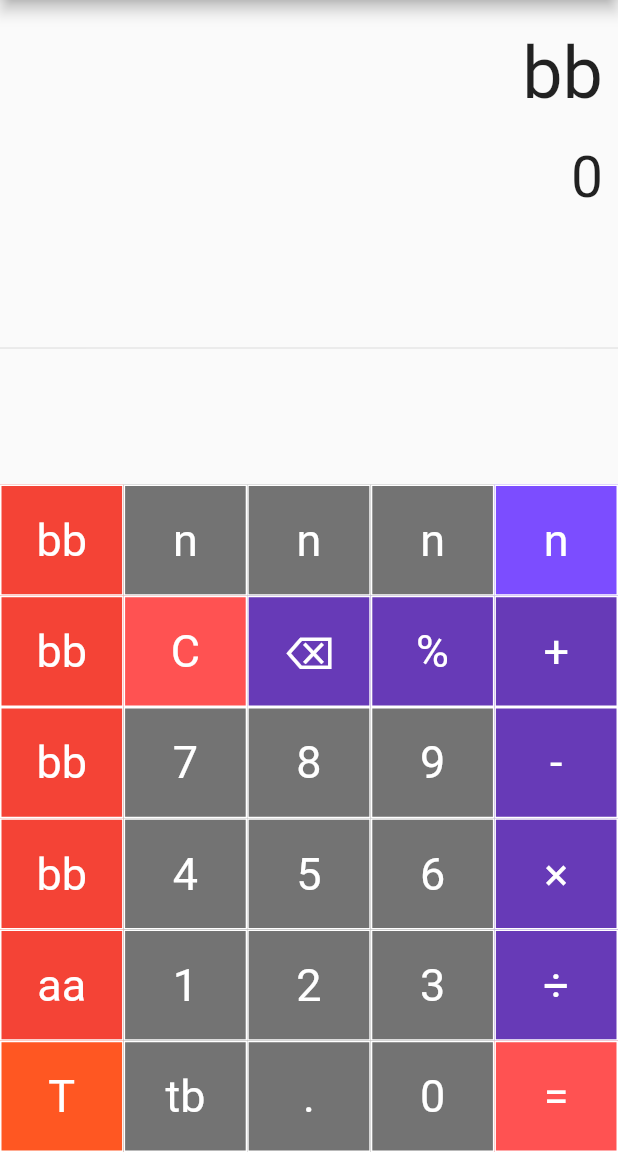
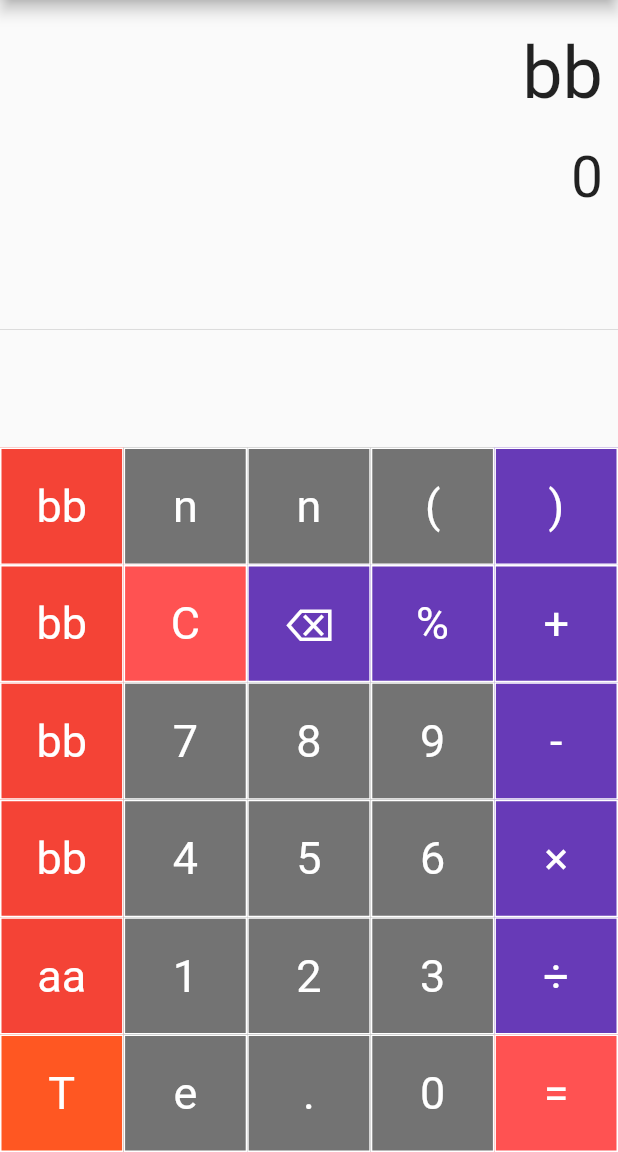
Before and after one commit to manishmeshram51/calculatorapp, a Flutter app: the screen it shows after launch, after a tap on "bb", on a phone screen of 412 x 824 dp, the part 84-1236 px from its top. Run offline on Flutter 3.47's test engine with Material 2 defaults, Android fonts, the phone set to English and light mode, and no system bars; our stand-ins replace math_expressions.

Commit message:
added funtions to e and use of ( ) as exp perfect

```diff
--- a/lib/main.dart
+++ b/lib/main.dart
@@ -67,6 +67,8 @@ class _SimpleCalculatorState extends State<SimpleCalculator> {
         expression = equation;
         expression = expression.replaceAll('×', '*');
         expression = expression.replaceAll('÷', '/');
+        expression =
+            expression.replaceAll('e', '2.71828183 * 1'); // for  value of e
 
         // *  for expo
         // * expression = "0^0";
@@ -76,7 +78,6 @@ class _SimpleCalculatorState extends State<SimpleCalculator> {
         // cos 30 deg
         // expression = "cos(30 * 0.01745329251";
 
-        expression = "123 % 100";
         try {
           Parser p = new Parser();
           Expression exp = p.parse(expression);
@@ -84,6 +85,7 @@ class _SimpleCalculatorState extends State<SimpleCalculator> {
           ContextModel cm = ContextModel();
 
           result = '${exp.evaluate(EvaluationType.REAL, cm)}';
+          result = (double.parse(result)).toStringAsFixed(6);
         } catch (e) {
           result = "Error";
         }
@@ -165,27 +167,27 @@ class _SimpleCalculatorState extends State<SimpleCalculator> {
                     children: [
                       TableRow(children: [
                         // ! row
-                        buildButton("bb", 1 * 0.09, Colors.red),
+                        buildButton("bb", 1 * 0.095, Colors.red),
                       ]),
                       TableRow(children: [
                         // ! row
-                        buildButton("bb", 1 * 0.09, Colors.red),
+                        buildButton("bb", 1 * 0.095, Colors.red),
                       ]),
                       TableRow(children: [
                         // ! row
-                        buildButton("bb", 1 * 0.09, Colors.red),
+                        buildButton("bb", 1 * 0.095, Colors.red),
                       ]),
                       TableRow(children: [
                         // ! row
-                        buildButton("bb", 1 * 0.09, Colors.red),
+                        buildButton("bb", 1 * 0.095, Colors.red),
                       ]),
                       TableRow(children: [
                         // ! row
-                        buildButton("aa", 1 * 0.09, Colors.red),
+                        buildButton("aa", 1 * 0.095, Colors.red),
                       ]),
                       TableRow(children: [
                         // * transition button
-                        buildButton("T", 1 * 0.09, Colors.deepOrange),
+                        buildButton("T", 1 * 0.095, Colors.deepOrange),
                       ]),
                     ],
                   ),
@@ -196,39 +198,39 @@ class _SimpleCalculatorState extends State<SimpleCalculator> {
                     children: [
                       TableRow(children: [
                         // ! row
-                        buildButton("n", 1 * 0.09, Colors.black54),
-                        buildButton("n", 1 * 0.09, Colors.black54),
-                        buildButton("n", 1 * 0.09, Colors.black54),
+                        buildButton("n", 1 * 0.095, Colors.black54),
+                        buildButton("n", 1 * 0.095, Colors.black54),
+                        buildButton("(", 1 * 0.095, Colors.black54),
                       ]),
                       TableRow(children: [
                         // ! row
-                        buildButton("C", 1 * 0.09, Colors.redAccent),
-                        buildButton("⌫", 1 * 0.09, Colors.deepPurple),
-                        buildButton("%", 1 * 0.09, Colors.deepPurple),
+                        buildButton("C", 1 * 0.095, Colors.redAccent),
+                        buildButton("⌫", 1 * 0.095, Colors.deepPurple),
+                        buildButton("%", 1 * 0.095, Colors.deepPurple),
                       ]),
                       TableRow(children: [
                         // ! row
-                        buildButton("7", 1 * 0.09, Colors.black54),
-                        buildButton("8", 1 * 0.09, Colors.black54),
-                        buildButton("9", 1 * 0.09, Colors.black54),
+                        buildButton("7", 1 * 0.095, Colors.black54),
+                        buildButton("8", 1 * 0.095, Colors.black54),
+                        buildButton("9", 1 * 0.095, Colors.black54),
                       ]),
                       TableRow(children: [
                         // ! row
-                        buildButton("4", 1 * 0.09, Colors.black54),
-                        buildButton("5", 1 * 0.09, Colors.black54),
-                        buildButton("6", 1 * 0.09, Colors.black54),
+                        buildButton("4", 1 * 0.095, Colors.black54),
+                        buildButton("5", 1 * 0.095, Colors.black54),
+                        buildButton("6", 1 * 0.095, Colors.black54),
                       ]),
                       TableRow(children: [
                         // ! row
-                        buildButton("1", 1 * 0.09, Colors.black54),
-                        buildButton("2", 1 * 0.09, Colors.black54),
-                        buildButton("3", 1 * 0.09, Colors.black54),
+                        buildButton("1", 1 * 0.095, Colors.black54),
+                        buildButton("2", 1 * 0.095, Colors.black54),
+                        buildButton("3", 1 * 0.095, Colors.black54),
                       ]),
                       TableRow(children: [
                         // ! row
-                        buildButton("tb", 1 * 0.09, Colors.black54),
-                        buildButton(".", 1 * 0.09, Colors.black54),
-                        buildButton("0", 1 * 0.09, Colors.black54),
+                        buildButton("e", 1 * 0.095, Colors.black54),
+                        buildButton(".", 1 * 0.095, Colors.black54),
+                        buildButton("0", 1 * 0.095, Colors.black54),
                       ]),
                     ],
                   ),
@@ -238,22 +240,22 @@ class _SimpleCalculatorState extends State<SimpleCalculator> {
                   child: Table(
                     children: [
                       TableRow(children: [
-                        buildButton("n", 1 * 0.09, Colors.deepPurpleAccent),
+                        buildButton(")", 1 * 0.095, Colors.deepPurple),
                       ]),
                       TableRow(children: [
-                        buildButton("+", 1 * 0.09, Colors.deepPurple),
+                        buildButton("+", 1 * 0.095, Colors.deepPurple),
                       ]),
                       TableRow(children: [
-                        buildButton("-", 1 * 0.09, Colors.deepPurple),
+                        buildButton("-", 1 * 0.095, Colors.deepPurple),
                       ]),
                       TableRow(children: [
-                        buildButton("×", 1 * 0.09, Colors.deepPurple),
+                        buildButton("×", 1 * 0.095, Colors.deepPurple),
                       ]),
                       TableRow(children: [
-                        buildButton("÷", 1 * 0.09, Colors.deepPurple),
+                        buildButton("÷", 1 * 0.095, Colors.deepPurple),
                       ]),
                       TableRow(children: [
-                        buildButton("=", 1 * 0.09, Colors.redAccent),
+                        buildButton("=", 1 * 0.095, Colors.redAccent),
                       ]),
                     ],
                   ),
```
